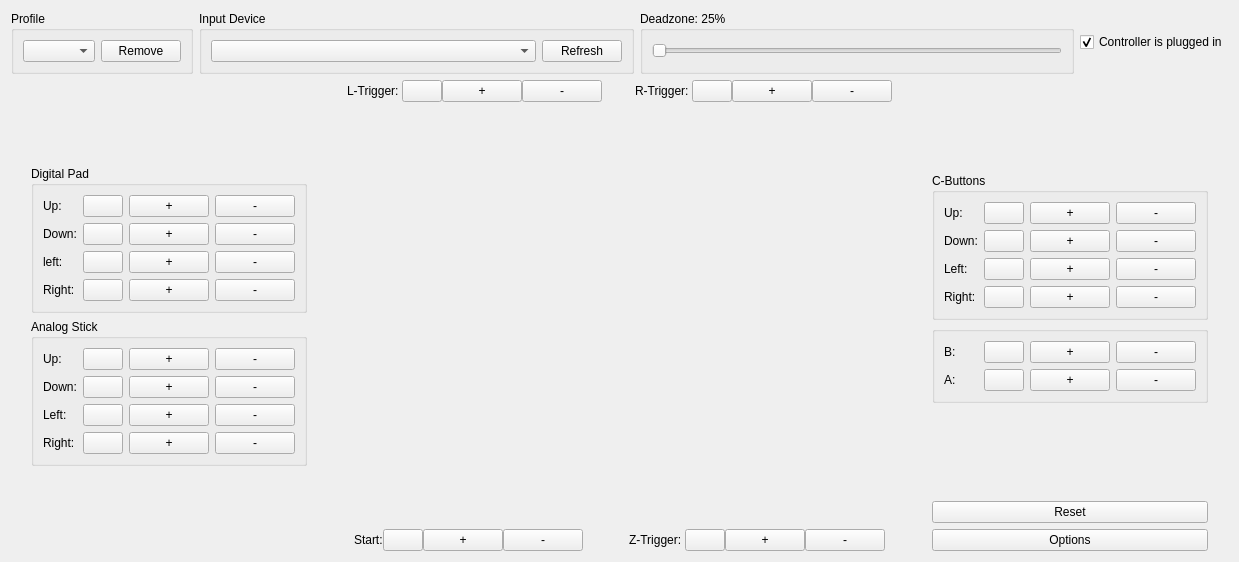
Qt form Source/RMG-Input/UserInterface/Widget/ControllerWidget.ui (Rosalie241/RMG) before a commit.
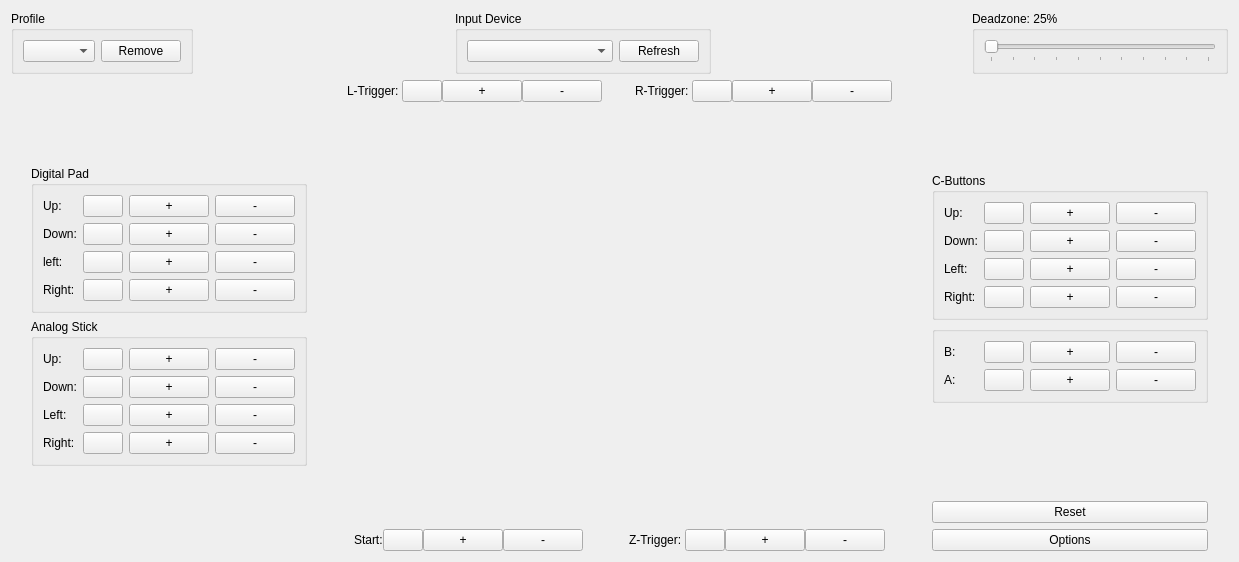
The same form after that commit. Custom widgets are drawn as their Qt base class.

Commit message: RMG-Input: slight UI changes

What changed in the file:
```diff
--- a/Source/RMG-Input/UserInterface/Widget/ControllerWidget.ui
+++ b/Source/RMG-Input/UserInterface/Widget/ControllerWidget.ui
@@ -45,6 +45,19 @@
        </layout>
       </widget>
      </item>
+     <item>
+      <spacer name="horizontalSpacer_8">
+       <property name="orientation">
+        <enum>Qt::Horizontal</enum>
+       </property>
+       <property name="sizeHint" stdset="0">
+        <size>
+         <width>40</width>
+         <height>20</height>
+        </size>
+       </property>
+      </spacer>
+     </item>
      <item>
       <widget class="QGroupBox" name="groupBox_4">
        <property name="sizePolicy">
@@ -86,6 +99,19 @@
        </layout>
       </widget>
      </item>
+     <item>
+      <spacer name="horizontalSpacer_4">
+       <property name="orientation">
+        <enum>Qt::Horizontal</enum>
+       </property>
+       <property name="sizeHint" stdset="0">
+        <size>
+         <width>40</width>
+         <height>20</height>
+        </size>
+       </property>
+      </spacer>
+     </item>
      <item>
       <widget class="QGroupBox" name="deadZoneGroupBox">
        <property name="title">
@@ -109,21 +135,17 @@
           <property name="orientation">
            <enum>Qt::Horizontal</enum>
           </property>
+          <property name="tickPosition">
+           <enum>QSlider::TicksBelow</enum>
+          </property>
+          <property name="tickInterval">
+           <number>10</number>
+          </property>
          </widget>
         </item>
        </layout>
       </widget>
      </item>
-     <item>
-      <widget class="QCheckBox" name="controllerPluggedCheckBox">
-       <property name="text">
-        <string>Controller is plugged in</string>
-       </property>
-       <property name="checked">
-        <bool>true</bool>
-       </property>
-      </widget>
-     </item>
     </layout>
    </item>
    <item>
```
The commit also changes 5 other files.
